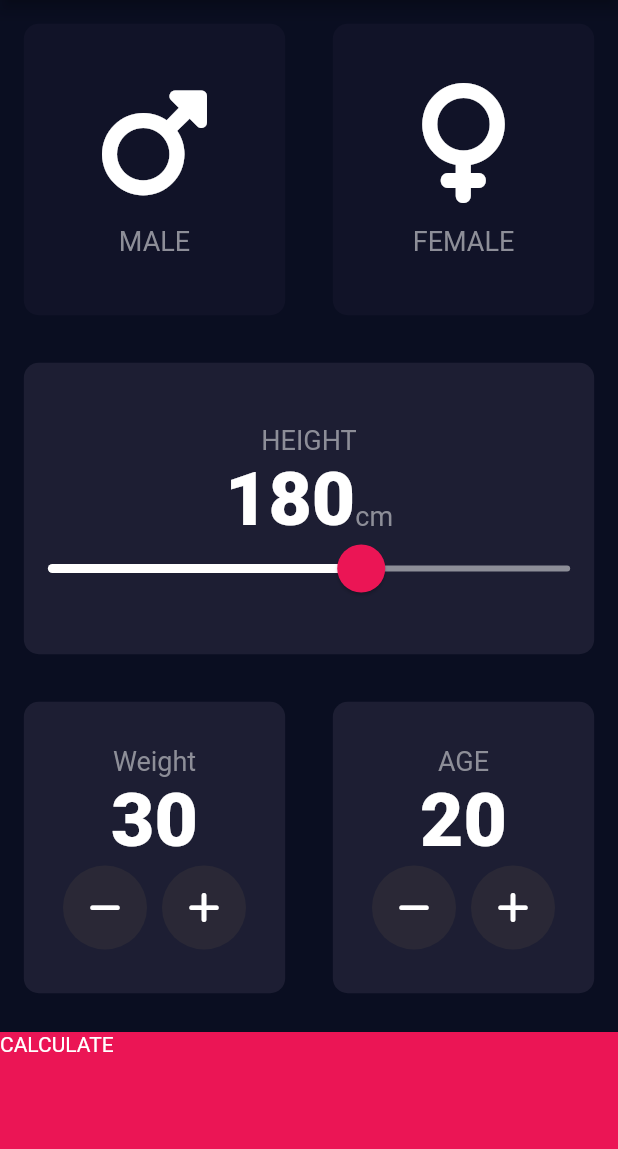
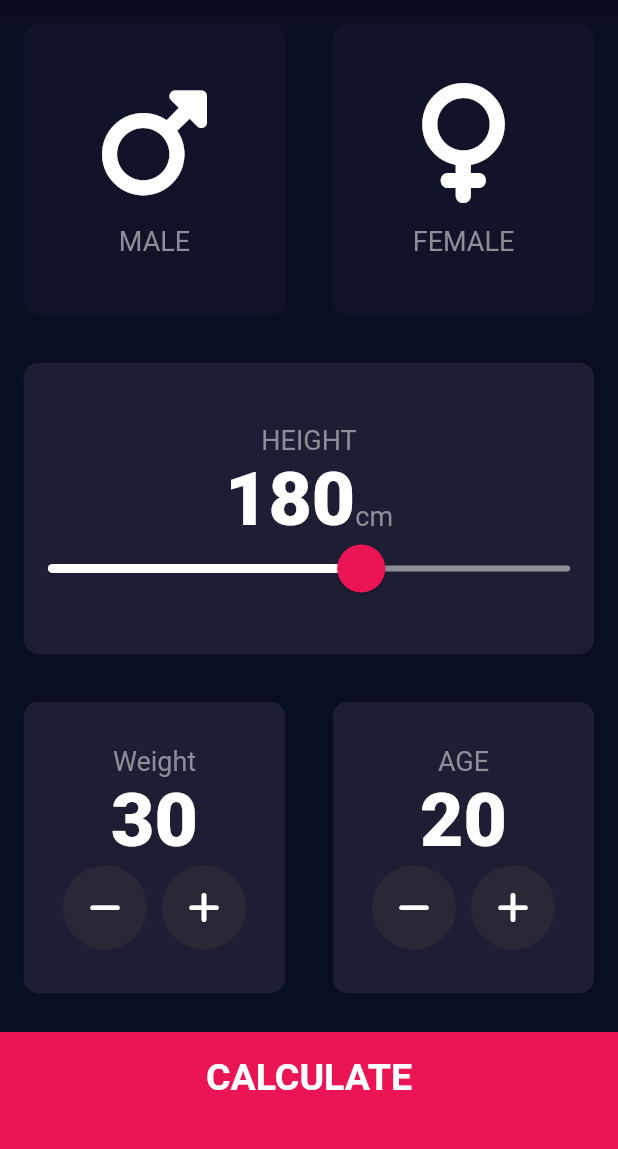
Before and after one commit to hammadyousuf/bmi_weight_managment_flutter, a Flutter app: the screen it shows after launch, on a phone screen of 412 x 824 dp, the part 84-1233 px from its top. Run offline on Flutter 3.47's test engine with Material 2 defaults, Android fonts, the phone set to English and light mode, and no system bars; our stand-ins replace font_awesome_flutter.

Commit message:
input page complete

```diff
--- a/lib/Input_page.dart
+++ b/lib/Input_page.dart
@@ -226,14 +226,21 @@ class _InputPageState extends State<InputPage> {
               ],
             )),
             GestureDetector(
-              onTap: (){
-                Navigator.push(context, MaterialPageRoute(builder: (context) => ResultsPage()));
-
+              onTap: () {
+                Navigator.push(context,
+                    MaterialPageRoute(builder: (context) => ResultsPage()));
               },
               child: Container(
-                child: Text('CALCULATE'),
+
+                child: Center(
+                  child: Text(
+                    'CALCULATE',
+                    style: kLargeButtonTextStyle,
+                  ),
+                ),
                 color: kBottomContainerColour,
                 margin: EdgeInsets.only(top: 10.0),
+                padding: EdgeInsets.only(bottom: 20.0),
                 width: double.infinity,
                 height: kBottomContainerHeight,
               ),
--- a/lib/constant.dart
+++ b/lib/constant.dart
@@ -15,3 +15,8 @@ const kNumberTextStyle =TextStyle(
   fontSize: 50.0,
   fontWeight: FontWeight.w900,
 );
+
+const kLargeButtonTextStyle = TextStyle(
+  fontSize:  25.0,
+  fontWeight: FontWeight.bold
+);
```
